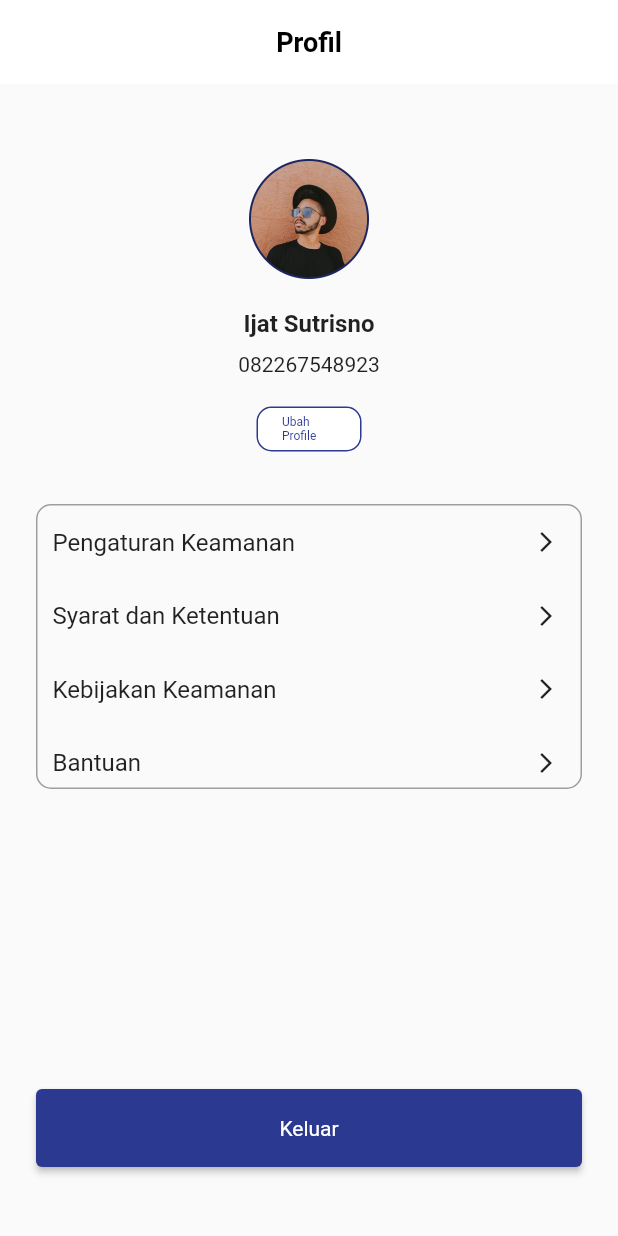
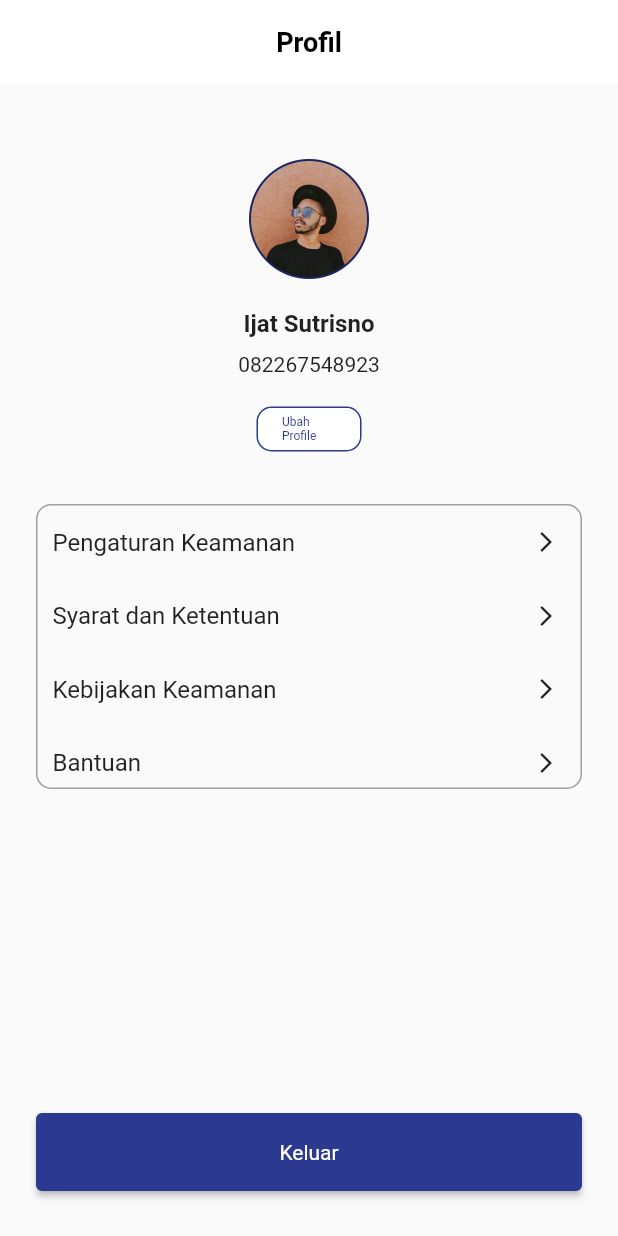
Before and after one commit to Kelompok10Capstone/Flutter_2023, a Flutter app: the screen it shows after launch, on a phone screen of 412 x 824 dp. Run offline on Flutter 3.47's test engine with Material 2 defaults, Android fonts, the phone set to English and light mode, and no system bars; our stand-ins replace google_fonts, supercharged.

Commit message:
edit profile screen

```diff
--- a/capstone_flutter/lib/view/screen/profile_screen/profile_screen.dart
+++ b/capstone_flutter/lib/view/screen/profile_screen/profile_screen.dart
@@ -1,4 +1,5 @@
 import 'package:capstone_flutter/utils/const/theme.dart';
+import 'package:capstone_flutter/view/screen/profile_screen/change_profile_screen.dart';
 import 'package:flutter/material.dart';
 
 class ProfileScreen extends StatefulWidget {
@@ -17,6 +18,7 @@ class _ProfileScreenState extends State<ProfileScreen> {
           'Profil',
           style: blackFont18.copyWith(color: Colors.black),
         ),
+        iconTheme: const IconThemeData(color: Colors.black),
         backgroundColor: Colors.white,
         centerTitle: true,
         elevation: 0,
@@ -57,7 +59,13 @@ class _ProfileScreenState extends State<ProfileScreen> {
                 border: Border.all(color: blueColor),
               ),
               child: ElevatedButton(
-                onPressed: () {},
+                onPressed: () {
+                  Navigator.push(
+                    context,
+                    MaterialPageRoute(
+                        builder: (context) => ChangeProfileScreen()),
+                  );
+                },
                 style: ElevatedButton.styleFrom(
                   primary: Colors.white,
                   elevation: 0,
@@ -177,11 +185,11 @@ class _ProfileScreenState extends State<ProfileScreen> {
                 ),
               ),
             ),
-            const SizedBox(
-              height: 200,
-            ),
-            Padding(
-              padding: const EdgeInsets.symmetric(horizontal: 24),
+            Expanded(
+              child: Align(
+                alignment: Alignment.bottomCenter,
+                child: Padding(
+                  padding: const EdgeInsets.fromLTRB(24, 0, 24, 30),
                   child: Container(
                     width: MediaQuery.of(context).size.width,
                     height: 52,
@@ -190,14 +198,18 @@ class _ProfileScreenState extends State<ProfileScreen> {
                     ),
                     child: ElevatedButton(
                       style: ButtonStyle(
-                        backgroundColor: MaterialStatePropertyAll(blueColor)),
+                        backgroundColor: MaterialStatePropertyAll(blueColor),
+                      ),
                       onPressed: () {},
                       child: Text(
                         'Keluar',
                         style: whiteFont14,
-                    )),
                       ),
-            )
+                    ),
+                  ),
+                ),
+              ),
+            ),
           ],
         ),
       ),
```
Lines whose indentation alone changed are shown as unchanged.
